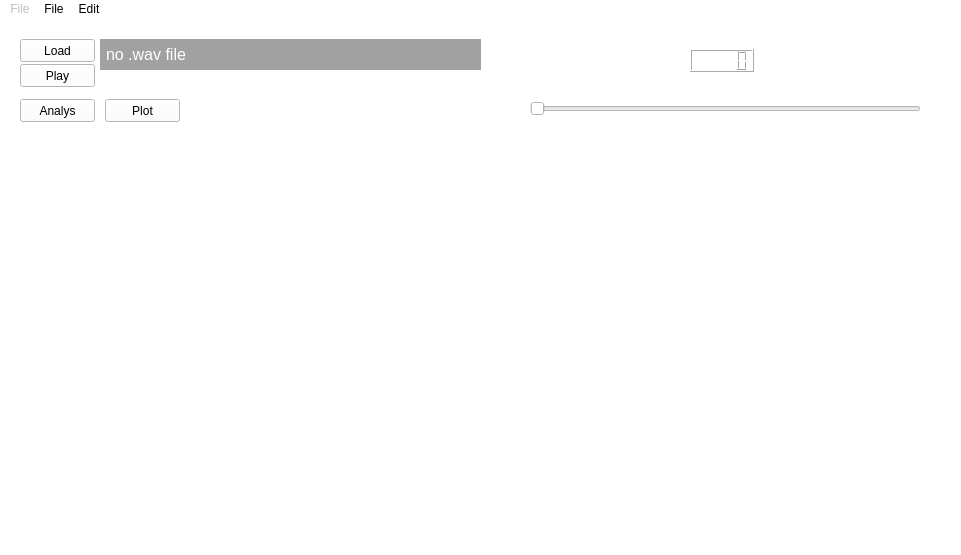
Above: AudioAnalyser01/UI_SignalAnalyser_a01.ui from peace098beat/SignalProcessingApp before the change. Below: the same form after it.
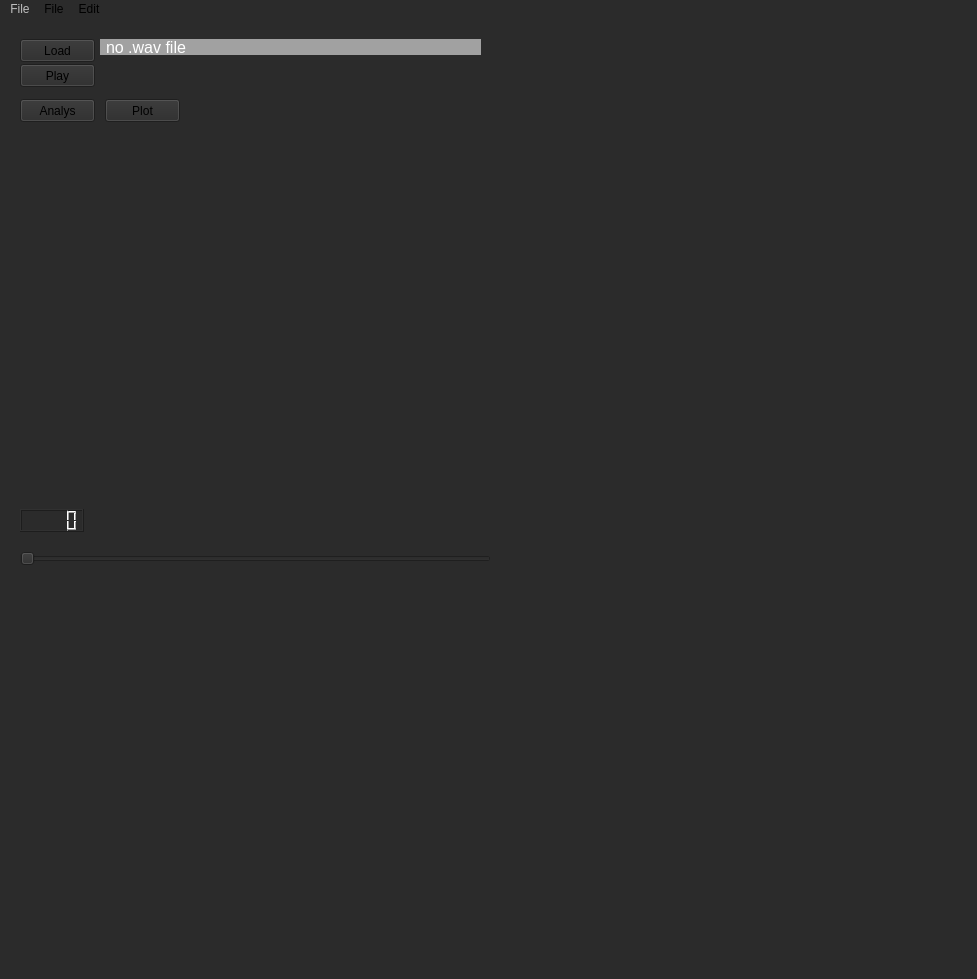
That is the form after the change. Icons and pictures are not drawn. Custom widgets are drawn as their Qt base class.

```diff
--- a/AudioAnalyser01/UI_SignalAnalyser_a01.ui
+++ b/AudioAnalyser01/UI_SignalAnalyser_a01.ui
@@ -6,8 +6,8 @@
    <rect>
     <x>0</x>
     <y>0</y>
-    <width>961</width>
-    <height>555</height>
+    <width>977</width>
+    <height>979</height>
    </rect>
   </property>
   <property name="minimumSize">
@@ -20,7 +20,8 @@
    <string>MainWindow</string>
   </property>
   <property name="styleSheet">
-   <string notr="true">	background-color: rgb(255, 255, 255);
+   <string notr="true">background-color: rgb(255, 255, 255);
+background-color: rgb(43, 43, 43);
 </string>
   </property>
   <widget class="QWidget" name="centralwidget">
@@ -43,7 +44,7 @@
       <x>100</x>
       <y>20</y>
       <width>381</width>
-      <height>31</height>
+      <height>16</height>
      </rect>
     </property>
     <property name="font">
@@ -122,9 +123,9 @@
    <widget class="QSlider" name="atTimeSlider">
     <property name="geometry">
      <rect>
-      <x>530</x>
-      <y>80</y>
-      <width>391</width>
+      <x>20</x>
+      <y>530</y>
+      <width>471</width>
       <height>19</height>
      </rect>
     </property>
@@ -141,9 +142,9 @@
    <widget class="SpectrumAtTimeMplCanvas" name="figure3" native="true">
     <property name="geometry">
      <rect>
-      <x>525</x>
-      <y>135</y>
-      <width>401</width>
+      <x>20</x>
+      <y>560</y>
+      <width>471</width>
       <height>171</height>
      </rect>
     </property>
@@ -151,8 +152,8 @@
    <widget class="QLCDNumber" name="lcdNumber">
     <property name="geometry">
      <rect>
-      <x>690</x>
-      <y>30</y>
+      <x>20</x>
+      <y>490</y>
       <width>64</width>
       <height>23</height>
      </rect>
@@ -164,7 +165,7 @@
     <rect>
      <x>0</x>
      <y>0</y>
-     <width>961</width>
+     <width>977</width>
      <height>24</height>
     </rect>
    </property>
@@ -174,27 +175,27 @@
       <colorrole role="Button">
        <brush brushstyle="SolidPattern">
         <color alpha="255">
-         <red>255</red>
-         <green>255</green>
-         <blue>255</blue>
+         <red>43</red>
+         <green>43</green>
+         <blue>43</blue>
         </color>
        </brush>
       </colorrole>
       <colorrole role="Base">
        <brush brushstyle="SolidPattern">
         <color alpha="255">
-         <red>255</red>
-         <green>255</green>
-         <blue>255</blue>
+         <red>43</red>
+         <green>43</green>
+         <blue>43</blue>
         </color>
        </brush>
       </colorrole>
       <colorrole role="Window">
        <brush brushstyle="SolidPattern">
         <color alpha="255">
-         <red>255</red>
-         <green>255</green>
-         <blue>255</blue>
+         <red>43</red>
+         <green>43</green>
+         <blue>43</blue>
         </color>
        </brush>
       </colorrole>
@@ -203,27 +204,27 @@
       <colorrole role="Button">
        <brush brushstyle="SolidPattern">
         <color alpha="255">
-         <red>255</red>
-         <green>255</green>
-         <blue>255</blue>
+         <red>43</red>
+         <green>43</green>
+         <blue>43</blue>
         </color>
        </brush>
       </colorrole>
       <colorrole role="Base">
        <brush brushstyle="SolidPattern">
         <color alpha="255">
-         <red>255</red>
-         <green>255</green>
-         <blue>255</blue>
+         <red>43</red>
+         <green>43</green>
+         <blue>43</blue>
         </color>
        </brush>
       </colorrole>
       <colorrole role="Window">
        <brush brushstyle="SolidPattern">
         <color alpha="255">
-         <red>255</red>
-         <green>255</green>
-         <blue>255</blue>
+         <red>43</red>
+         <green>43</green>
+         <blue>43</blue>
         </color>
        </brush>
       </colorrole>
@@ -232,27 +233,27 @@
       <colorrole role="Button">
        <brush brushstyle="SolidPattern">
         <color alpha="255">
-         <red>255</red>
-         <green>255</green>
-         <blue>255</blue>
+         <red>43</red>
+         <green>43</green>
+         <blue>43</blue>
         </color>
        </brush>
       </colorrole>
       <colorrole role="Base">
        <brush brushstyle="SolidPattern">
         <color alpha="255">
-         <red>255</red>
-         <green>255</green>
-         <blue>255</blue>
+         <red>43</red>
+         <green>43</green>
+         <blue>43</blue>
         </color>
        </brush>
       </colorrole>
       <colorrole role="Window">
        <brush brushstyle="SolidPattern">
         <color alpha="255">
-         <red>255</red>
-         <green>255</green>
-         <blue>255</blue>
+         <red>43</red>
+         <green>43</green>
+         <blue>43</blue>
         </color>
        </brush>
       </colorrole>
```
